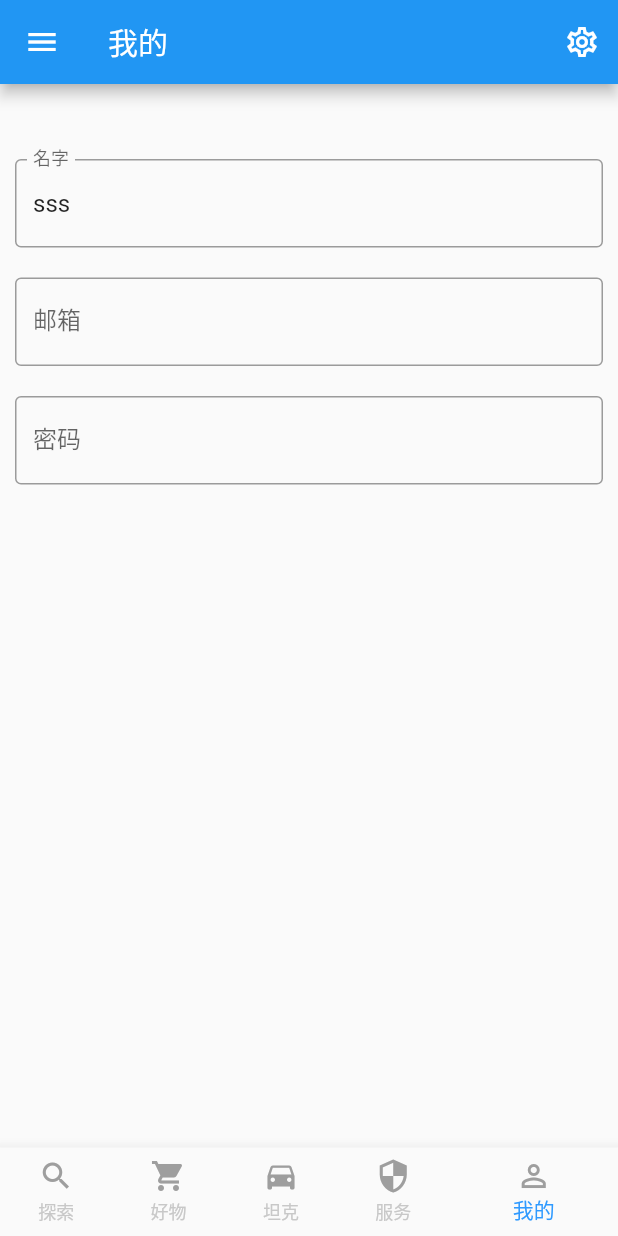
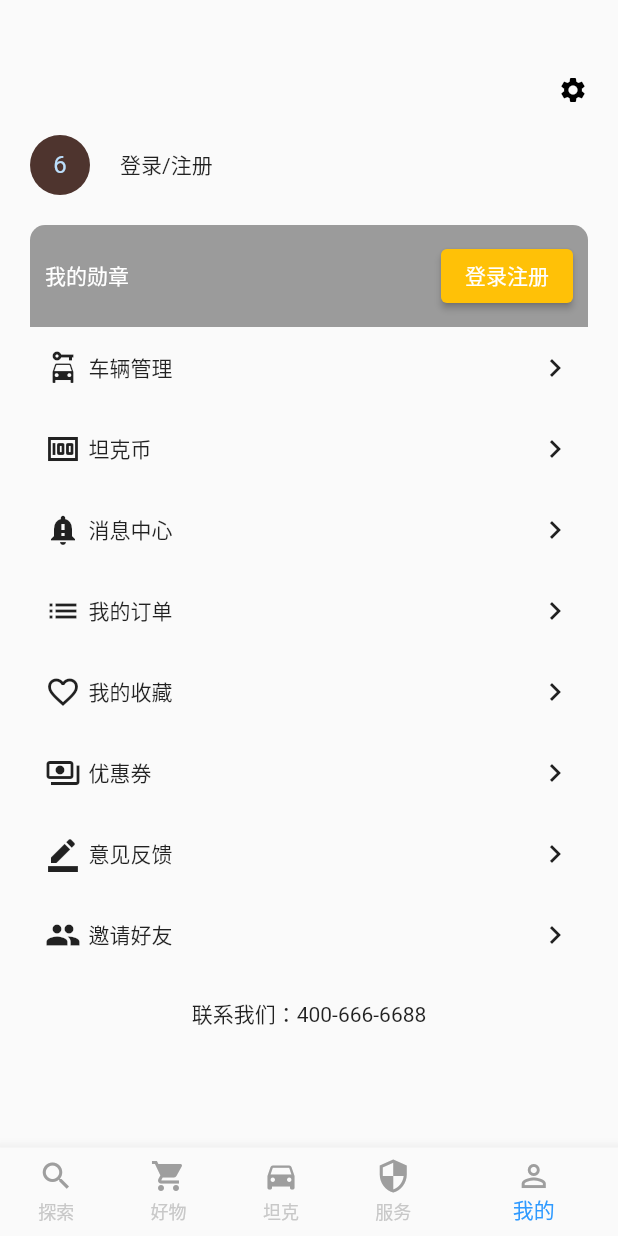
Before and after one commit to jinnianwushuang/jinnian_cms_flutter, a Flutter app: the MyPage screen opened by its route, on a phone screen of 412 x 824 dp. Run offline on Flutter 3.47's test engine with Material 2 defaults, Android fonts, the phone set to English and light mode, and no system bars; drawn by our look-alikes of reactive_forms; our stand-ins replace carousel_slider, dio.

Commit message:
d20220407

```diff
--- a/lib/pages/my/my_page.dart
+++ b/lib/pages/my/my_page.dart
@@ -1,111 +1,247 @@
+
 import 'package:flutter/material.dart';
-import 'package:flutter/rendering.dart';
-import 'package:flutter/widgets.dart';
 import 'package:jinnian_cms_flutter/navigator/bottom_navigation.dart';
-import 'package:jinnian_cms_flutter/widget/setting_drawer.dart';
-import 'package:reactive_forms/reactive_forms.dart';
 
-class MyPage extends StatefulWidget {
+class MyPage extends StatelessWidget {
   const MyPage({Key? key}) : super(key: key);
 
-  @override
-  State<MyPage> createState() => _MyPageState();
-}
 
-class _MyPageState extends State<MyPage> {
-  final form = fb.group({
-    'name': ['sss', Validators.required],
-    'email': ['', Validators.required, Validators.email],
-    'password': ['', Validators.required],
-  });
 
-  @override
-  void initState() {}
 
-  @override
-  void didChangeDependencies() {}
 
-  @override
-  void dispose() {}
-  @override
-  Widget build(BuildContext context) {
-    return Scaffold(
-      appBar: AppBar(
-        title: const SizedBox(
-          // height: 50,
-          child: Text("我的"),
-        ),
-        actions: [
-          IconButton(
-            icon: const Icon(Icons.settings_outlined),
-            tooltip: 'Open shopping cart',
-            onPressed: () {
-              // handle the press
-            },
-          ),
-        ],
-      ),
-      drawer: SettingDrawer(),
-      body: Padding(
-        padding: EdgeInsets.only(left: 10, right: 10,top: 50),
+
+
+
+
+  /**
+   * 头部区域
+   */
+  Widget _build_top(){
+
+
+
+    return  Container(
       child: Column(
         children: [
-            // Row(children: [
-            //   SizedBox(
-            //     width: 50,
-            //     height: 50,
-            //     child: Image.asset('assets/images/k_icon.png'),
-            //   ),
-            // ]),
-            ReactiveForm(
-              formGroup: this.form,
-              child: Column(
-                children: <Widget>[
-                  ReactiveTextField(
-
-                    decoration:   const InputDecoration(
-
-                      label: Text("名字" ),
-                      border:   OutlineInputBorder(),
-
+          SizedBox(height: 20,),
+          Row(
+            mainAxisAlignment: MainAxisAlignment.end,
+            children: [ Icon(
+              Icons.settings,
+              size: 20,
+              color: Colors.black,
+            )],
           ),
-                    formControlName: 'name',
-                    textInputAction: TextInputAction.next,
-                    onSubmitted: () => this.form.focus('email'),
-                  ),
-                  const SizedBox(height: 20,),
-                  ReactiveTextField(
-
-                    decoration: const InputDecoration(
-                      labelText: '邮箱',
-                      border:   OutlineInputBorder(),
-                    ),
-                    formControlName: 'email',
-                    textInputAction: TextInputAction.next,
-                    onSubmitted: () => this.form.focus('password'),
-                  ),
-                  const  SizedBox(height: 20,),
-                  ReactiveTextField(
-
-                    decoration: const InputDecoration(
-                      labelText: '密码',
-                      border:   OutlineInputBorder(),
-                    ),
-                    formControlName: 'password',
-                    obscureText: true,
+          SizedBox(height: 20,),
+          Row(
+            mainAxisAlignment: MainAxisAlignment.start,
+            children: [
+              CircleAvatar(
+                backgroundColor: Colors.brown.shade800,
+                child: Text("6"),
 
 
               ),
-                  const  SizedBox(height: 20,),
+              SizedBox(width: 20,),
+              Text("登录/注册")
               ],
+          ),
+          SizedBox(height: 20,),
+          Container(
+
+            decoration:  BoxDecoration(
+              color: Colors.black38,
+              borderRadius: BorderRadius.only(
+                topLeft: Radius.circular(10),
+                topRight: Radius.circular(10)
+              )
+            ),
+            child: Padding(
+              padding: EdgeInsets.all(10),
+
+              child: Row(
+                mainAxisAlignment: MainAxisAlignment.spaceBetween,
+                children: [
+                  Text("我的勋章",style: TextStyle(color: Colors.white),),
+                  Spacer(),
+                  ElevatedButton(
+                      style: ButtonStyle(
+                        backgroundColor: MaterialStateProperty.all( Colors.amber),
+
+
+                      ),
+                      onPressed: (){},
+                      child:Container(
+                        child: Text("登录注册"),
+                      )
+
+                  )
+                ],
+              ),
             ),
           )
         ],
       ),
+    );
+  }
+
+
+ void  _listview_item_base_onTapFn(BuildContext context, String routeName){
+
+
+    Navigator.pushNamed(context, routeName);
+  }
+
+  /**
+   * 单个列表项
+   */
+  Widget  _listview_item( {
+    required  BuildContext context,
+    required  IconData    icon,
+    required   String text,
+
+
+      required Function onTapFn,
+        String routerName = '/',
+}){
+    return  Padding(
+      padding: EdgeInsets.only(top: 15,bottom: 15,right: 10,left: 10),
+      child: GestureDetector(
+        onTap: (){
+          // onTapFn();
+          _listview_item_base_onTapFn(context,routerName);
+        },
+
+        child: Row(
+          children: [
+            Icon(icon),
+            SizedBox(width: 5,),
+            Text(text),
+            Spacer(),
+            Icon(Icons.keyboard_arrow_right),
+          ],
         ),
+      )  ,
+    );
+  }
+
+  /**
+   * 下面滚动区域
+   */
+  Widget _build_main(context){
+
+    return Container(
+      height: MediaQuery.of(context).size.height - 280,
+      child: ListView(
+        children: [
+          _listview_item(
+            context: context,
+            icon:Icons.car_rental,
+            text: "车辆管理",
+              onTapFn:(){
+              print("车辆管理");
+              },
+
+          ),
+          _listview_item(
+              context: context,
+              icon:Icons.money,
+              text: "坦克币",
+              onTapFn:(){
+                print("坦克币");
+              }
+          ),
+          _listview_item(
+              context: context,
+              icon:Icons.notification_important,
+              text: "消息中心",
+              onTapFn:(){
+                print("消息中心");
+              }
+          ),
+          _listview_item(
+              context: context,
+              icon:Icons.list,
+              text: "我的订单",
+              onTapFn:(){
+                print("我的订单");
+              }
+          ),
+          _listview_item(
+              context: context,
+
+              icon:Icons.favorite_border,
+              text: "我的收藏",
+              onTapFn:(){
+                print("我的收藏");
+              }
+          ),
+          _listview_item(
+              context: context,
+              icon:Icons.payments_outlined,
+              text: "优惠券",
+              onTapFn:(){
+                print("优惠券");
+              }
+          ),
+          _listview_item(
+              context: context,
+              icon:Icons.border_color,
+              text: "意见反馈",
+              onTapFn:(){
+                print("意见反馈");
+              }
+          ),
+          _listview_item(
+              context: context,
+              icon:Icons.people,
+              text: "邀请好友",
+              onTapFn:(){
+                print("邀请好友");
+              }
+          ),
+          Padding(
+            padding: EdgeInsets.only(top: 15,bottom: 35,right: 10,left: 10),
+            child: GestureDetector(
+              onTap: (){
+                print("列表项点击");
+              },
+              child: Row(
+                mainAxisAlignment: MainAxisAlignment.center,
+                children: [
+
+                  Text("联系我们：400-666-6688"),
+
+                ],
+              ),
+            )  ,
+          )
+
+        ],
+      ),
+    );
+  }
+
+
+
+  @override
+  Widget build(BuildContext context) {
+     return Scaffold(
+       body: Padding(
+         padding: EdgeInsets.only(top: 30,left: 20,right: 20,bottom: 0),
+         child: Column(
+           children: [
+             _build_top(),
+             _build_main(context)
+           ],
+         ),
+       ),
+
+
+
 bottomNavigationBar: BottomNavigation(
 currentIndex: 4,
 ),
-    );
+);;
   }
 }
--- a/lib/pages/my_page.dart
+++ b/lib/pages/my/my_page_back.dart
@@ -104,7 +104,7 @@ class _MyPageState extends State<MyPage> {
         ),
       ),
       bottomNavigationBar: BottomNavigation(
-        currentIndex: 2,
+        currentIndex: 4,
       ),
     );
   }
```
Also changed, not shown: pubspec.lock, 2 other files. Lines whose indentation alone changed are shown as unchanged.
